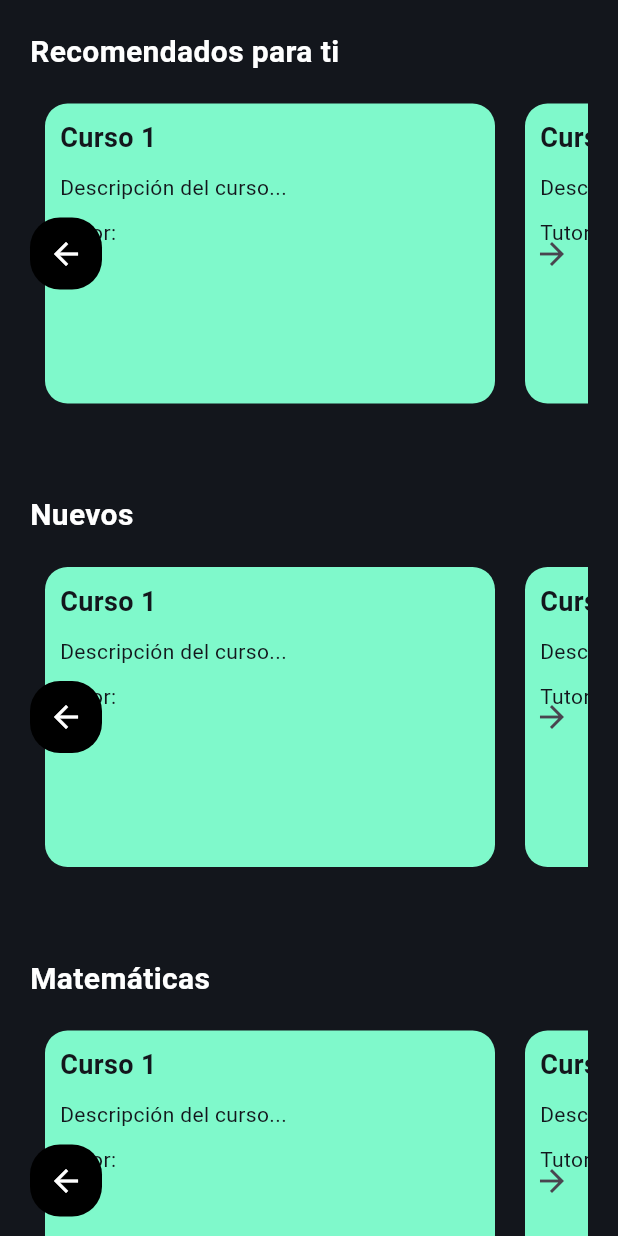
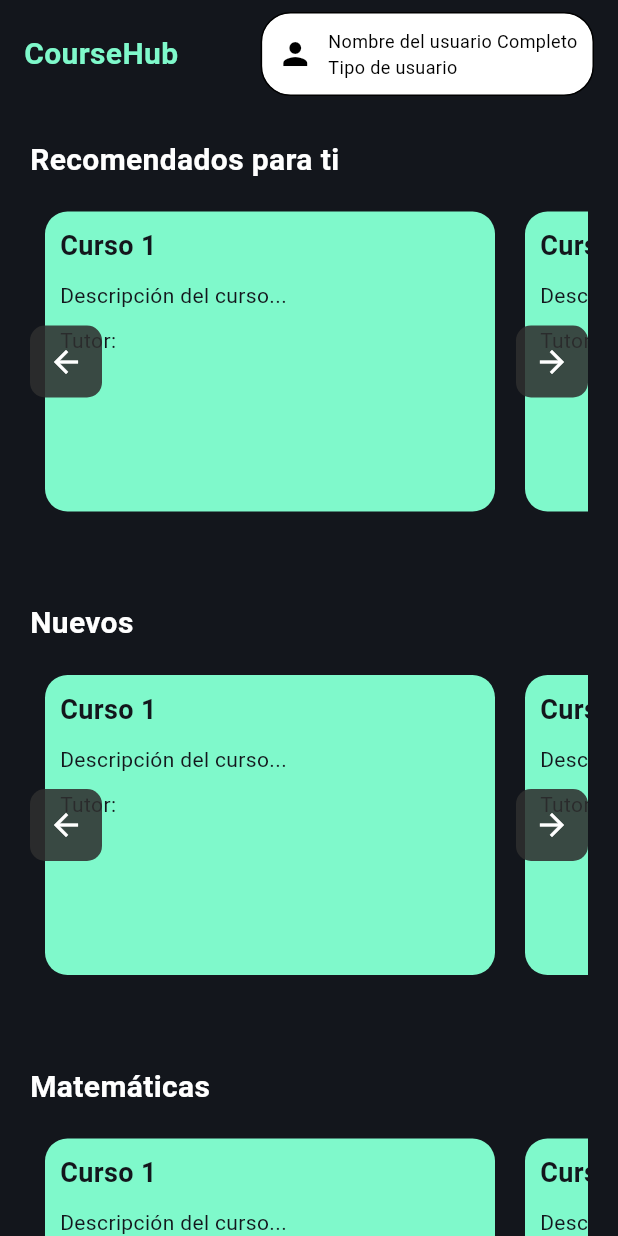
Before and after one commit to samuel-serrato/coursehub, a Flutter app: the CursosScreen screen opened directly, on a phone screen of 412 x 824 dp. Run offline on Flutter 3.47's test engine with Material 3 defaults, Android fonts, the light colour scheme and no system bars.

Commit message:
revisiones colores

```diff
--- a/lib/screens/cursos.dart
+++ b/lib/screens/cursos.dart
@@ -9,9 +9,13 @@
         title: Text('Cursos'),
       ), */
       body: SingleChildScrollView(
-        padding: EdgeInsets.all(20.0),
         child: Column(
           crossAxisAlignment: CrossAxisAlignment.stretch,
+          children: [
+            header(),
+            Container(
+              padding: EdgeInsets.all(20),
+              child: Column(
                 children: [
               _buildCursoRow('Recomendados para ti', 7),
               SizedBox(height: 50.0),
@@ -20,6 +24,9 @@
               _buildCursoRow('Matemáticas', 7),
               SizedBox(height: 50.0),
               _buildCursoRow('Desarrollo de Software', 7),
+                ]
+              ),
+            ),
           ],
         ),
       ),
@@ -68,8 +75,8 @@
               left: 0,
               child: Container(
                 decoration: BoxDecoration(
-                  borderRadius: BorderRadius.circular(20),
-                  color: Colors.black,
+                  borderRadius: BorderRadius.circular(10),
+                  color: const Color.fromARGB(221, 46, 46, 46),
                 ),
                 child: IconButton(
                   hoverColor: Colors.transparent,
@@ -82,11 +89,17 @@
             ),
             Positioned(
               right: 0,
+              child: Container(
+                decoration: BoxDecoration(
+                  borderRadius: BorderRadius.circular(10),
+                  color: const Color.fromARGB(221, 46, 46, 46),
+                ),
                 child: IconButton(
-                icon: Icon(Icons.arrow_forward),
+                  icon: Icon(Icons.arrow_forward, color: Colors.white,),
                   onPressed: () {
                     _scroll(true); // Scroll hacia la derecha
                   },
+                ),
               ),
             ),
           ],
@@ -137,6 +150,53 @@
       ),
     );
   }
+  Widget header() {
+    return Container(
+      padding: EdgeInsets.symmetric(horizontal: 16.0, vertical: 8.0),
+      color: Color(0xFF13161c),
+      child: Row(
+        mainAxisAlignment: MainAxisAlignment.spaceBetween,
+        children: [
+          Text(
+            'CourseHub',
+            style: TextStyle(
+              color: Color(0xFF7ff9cb),
+              fontSize: 20.0,
+              fontWeight: FontWeight.bold,
+            ),
+          ),
+          Container(
+            padding: EdgeInsets.all(10.0),
+            decoration: BoxDecoration(
+              color: Colors.white,
+              borderRadius: BorderRadius.circular(20.0),
+              border: Border.all(color: Colors.black),
+            ),
+            child: Row(
+              children: [
+                Icon(Icons.person, color: Colors.black),
+                SizedBox(width: 10.0),
+                Column(
+                  mainAxisAlignment: MainAxisAlignment.center,
+                  crossAxisAlignment: CrossAxisAlignment.start,
+                  children: [
+                    Text(
+                      'Nombre del usuario Completo',
+                      style: TextStyle(fontSize: 12, color: Colors.black),
+                    ),
+                    Text(
+                      'Tipo de usuario',
+                      style: TextStyle(fontSize: 12, color: Colors.black),
+                    ),
+                  ],
+                ),
+              ],
+            ),
+          ),
+        ],
+      ),
+    );
+  }
 }
 
 void main() {
```
Also changed, not shown: lib/screens/home.dart (+60 -55 lines), pubspec.lock. Lines whose indentation alone changed are shown as unchanged.
